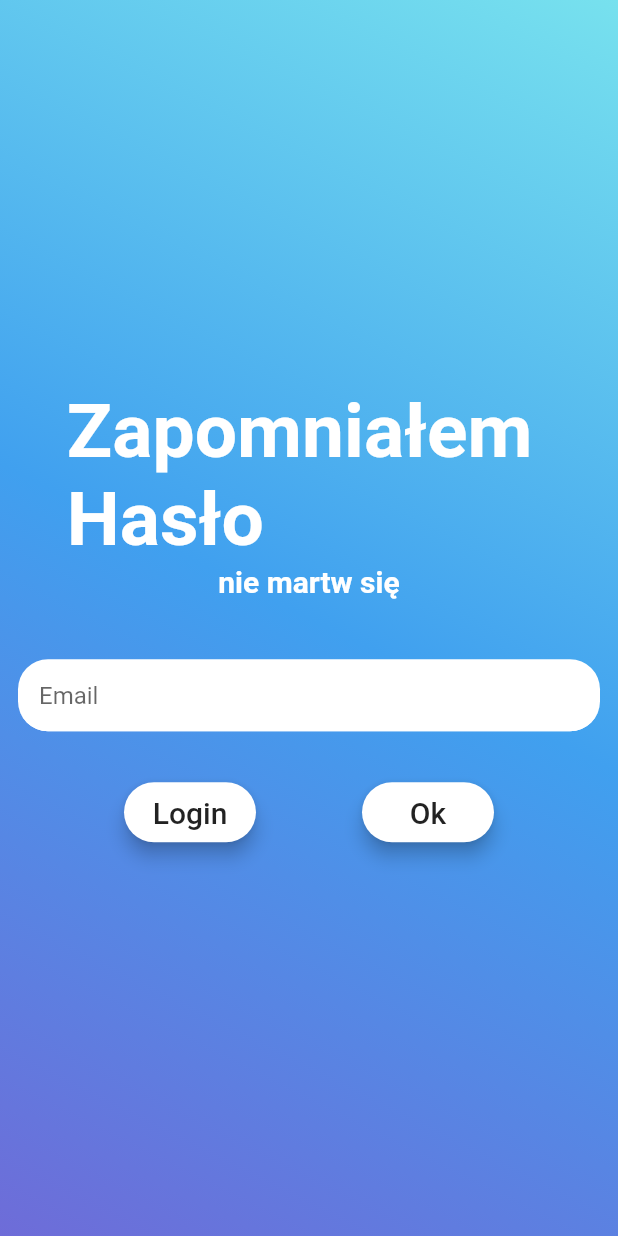
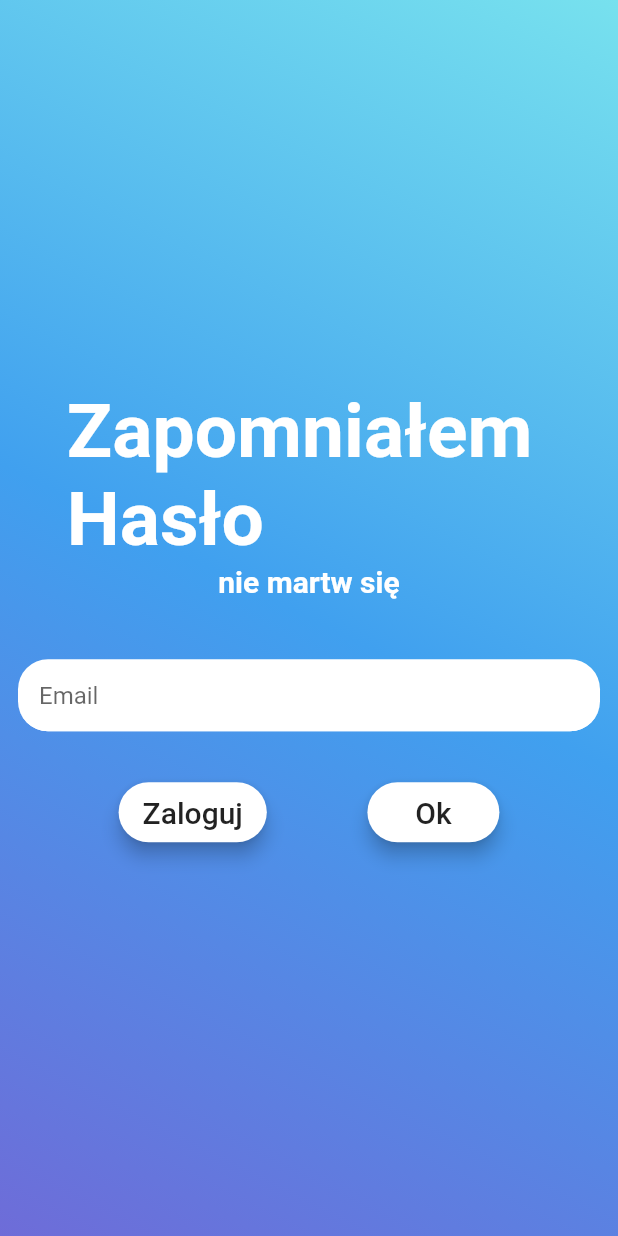
Before and after one commit to Marioo990/Chudo_app, a Flutter app: the Forgotpass screen opened directly, on a phone screen of 412 x 824 dp. Run offline on Flutter 3.47's test engine with Material 2 defaults, Android fonts, the phone set to English and light mode, and no system bars; our stand-ins replace firebase_auth, firebase_core, google_fonts, hive, hive_flutter; accounts and stored records are empty.

Commit message:
gitówa na 14:44/23/12/2022

```diff
--- a/lib/Forgot.dart
+++ b/lib/Forgot.dart
@@ -121,7 +121,7 @@ class _ForgotpassState extends State<Forgotpass> {
                                           builder: (context) => LoginPage()));
                                 },
                                 child: Text(
-                                  "Login",
+                                  "Zaloguj",
                                   style: TextStyle(
                                     fontSize: 20,
                                   ),
--- a/lib/MyHomePage.dart
+++ b/lib/MyHomePage.dart
@@ -40,11 +40,11 @@ class _MyHomePageState extends State<MyHomePage> {
         onTap: (index) => setState(() => _currentIndex = index),
         items: [
           BottomNavigationBarItem(
-              icon: Icon(Icons.add_chart_sharp ), label: "powietrze"),
+              icon: Icon(Icons.add_chart_sharp ), label: "Dane"),
           BottomNavigationBarItem(
-              icon: Icon(Icons.account_circle_outlined ), label: "powietrze"),
+              icon: Icon(Icons.account_circle_outlined ), label: "User"),
           BottomNavigationBarItem(
-              icon: Icon(Icons.add_shopping_cart ), label: "pogoda")
+              icon: Icon(Icons.add_shopping_cart ), label: "Danie")
         ],
       ),
     );
```
Also changed, not shown: lib/Dane.dart (+0 -9 lines), lib/Edycja.dart (+1 -6 lines).
